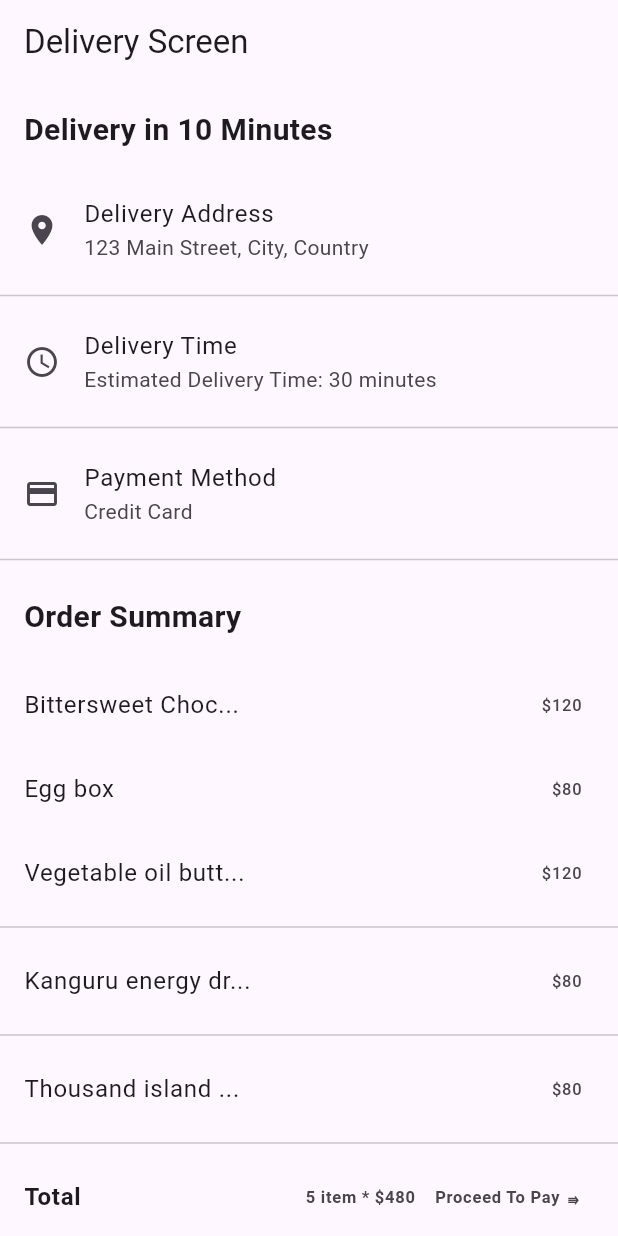
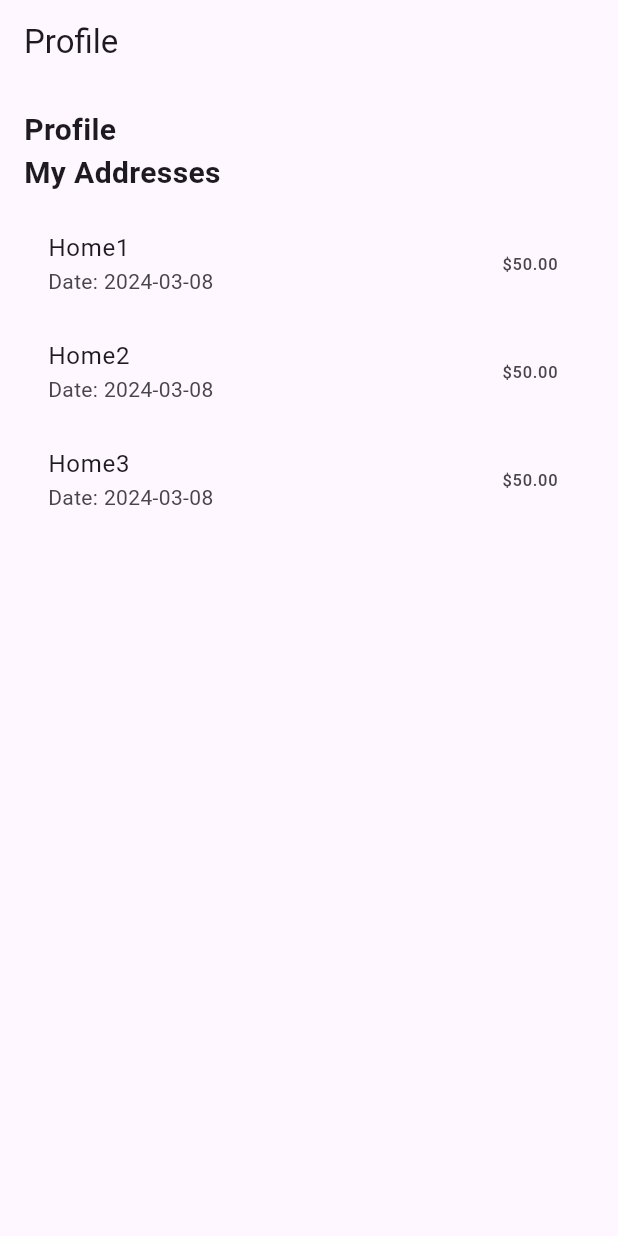
Before and after one commit to niravDESAI28/grosseryapp, a Flutter app: the screen it shows after launch, on a phone screen of 412 x 824 dp. Run offline on Flutter 3.47's test engine with Material 3 defaults, Android fonts, the light colour scheme and no system bars; our stand-ins replace google_fonts.

Commit message:
08-03-2024

```diff
--- a/lib/deliveryscreen.dart
+++ b/lib/deliveryscreen.dart
@@ -12,7 +12,7 @@ class DeliveryScreen extends StatelessWidget {
   Widget build(BuildContext context) {
     return Scaffold(
       appBar: AppBar(
-        title: Text('Delivery Screen'),
+        title: Text('Delivery in 10 Minutes'),
       ),
       body: SingleChildScrollView(
         child: Column(
@@ -21,7 +21,7 @@ class DeliveryScreen extends StatelessWidget {
             Padding(
               padding: const EdgeInsets.all(16.0),
               child: Text(
-                'Delivery in 10 Minutes',
+                '5 items',
                 style: TextStyle(
                   fontSize: 20,
                   fontWeight: FontWeight.bold,
@@ -108,9 +108,3 @@ class DeliveryScreen extends StatelessWidget {
     );
   }
 }
-
-// void main() {
-//   runApp(MaterialApp(
-//     home: DeliveryScreen(),
-//   ));
-// }
--- a/lib/main.dart
+++ b/lib/main.dart
@@ -6,6 +6,7 @@ import 'package:grosseryapp/loadingscreen.dart';
 import 'package:grosseryapp/map_pass.dart';
 import 'package:grosseryapp/onbordingscreen.dart';
 import 'package:grosseryapp/page.dart';
+import 'package:grosseryapp/profilescreen.dart';
 import 'package:grosseryapp/shopscreen.dart';
 import 'package:grosseryapp/signinscreen.dart';
 import 'package:grosseryapp/storescreen.dart';
@@ -36,8 +37,9 @@ class MyApp extends StatelessWidget {
       // home: ShoppingApp(),
       // home: StoreScreen(),
       // home: ShopScreen(),
-      home: DeliveryScreen(),
+      // home: DeliveryScreen(),
       // home: MapViewScreen(),
+      home: ShoppingProfilePage(),
     );
   }
 }
--- /dev/null
+++ b/lib/profilescreen.dart
@@ -0,0 +1,67 @@
+import 'package:flutter/material.dart';
+
+class ShoppingProfilePage extends StatefulWidget {
+  @override
+  _ShoppingProfilePageState createState() => _ShoppingProfilePageState();
+}
+
+class _ShoppingProfilePageState extends State<ShoppingProfilePage> {
+  @override
+  Widget build(BuildContext context) {
+    return Scaffold(
+      appBar: AppBar(
+        title: Text('Profile'),
+      ),
+      body: Padding(
+        padding: EdgeInsets.all(16.0),
+        child: Column(
+          crossAxisAlignment: CrossAxisAlignment.start,
+          children: [
+            Text(
+              'Profile',
+              style: TextStyle(
+                fontSize: 20,
+                fontWeight: FontWeight.bold,
+              ),
+            ),
+            // SizedBox(height: 10),
+            // Text('Name: John Doe'),
+            // Text('Email: john.doe@example.com'),
+            // Text('Address: 123 Main Street'),
+            // SizedBox(height: 20),
+            Text(
+              'My Addresses',
+              style: TextStyle(
+                fontSize: 20,
+                fontWeight: FontWeight.bold,
+              ),
+            ),
+            SizedBox(height: 10),
+            Expanded(
+              child: ListView.builder(
+                itemCount: 3, // Assuming there are 5 orders
+                itemBuilder: (context, index) {
+                  return ListTile(
+                    title: Text('Home${index + 1}'),
+                    subtitle: Text('Date: 2024-03-08'),
+                    trailing: Text('\$50.00'),
+                    onTap: ()
+                    {
+                      // Handle order tap
+                    },
+                  );
+                },
+              ),
+            ),
+          ],
+        ),
+      ),
+    );
+  }
+}
+
+void main() {
+  runApp(MaterialApp(
+    home: ShoppingProfilePage(),
+  ));
+}
```
Also changed, not shown: asstes/image/image-removebg-preview (84) 2.png (added), asstes/image/image-removebg-preview (85) 2.png (added), asstes/image/image-removebg-preview (86) 2.png (added), asstes/image/image-removebg-preview (87) 2.png (added), asstes/image/image-removebg-preview (91) 2.png (added).
